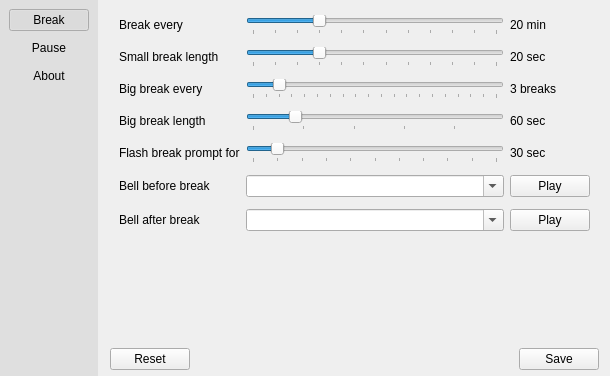
Old version of the form src/pref-window.ui in the repository AllanChain/sane-break.
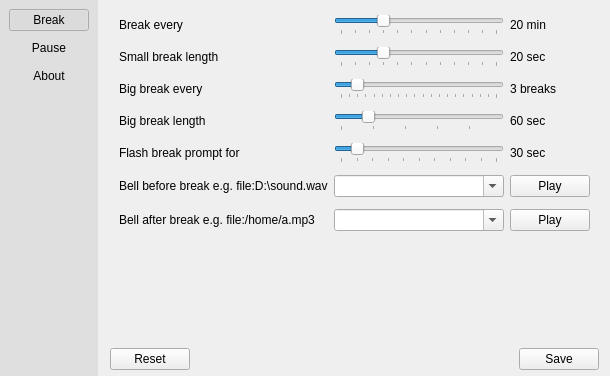
New version of the form. Icons and pictures are not drawn. Custom widgets are drawn as their Qt base class.

Commit message: example file URI for sound files

Patch:
```diff
--- a/src/pref-window.ui
+++ b/src/pref-window.ui
@@ -290,7 +290,7 @@
          <item row="6" column="0">
           <widget class="QLabel" name="label_14">
            <property name="text">
-            <string>Bell after break</string>
+            <string>Bell after break&lt;br/&gt;e.g. &lt;span style=&quot; font-style:italic;&quot;&gt;file:/home/a.mp3&lt;/span&gt;</string>
            </property>
           </widget>
          </item>
@@ -349,7 +349,7 @@
          <item row="5" column="0">
           <widget class="QLabel" name="label_13">
            <property name="text">
-            <string>Bell before break</string>
+            <string>Bell before break&lt;br&gt;e.g. &lt;span style=&quot; font-style:italic;&quot;&gt;file:D:\sound.wav&lt;/span&gt;</string>
            </property>
           </widget>
          </item>
```
Left out of the diff: 6 changed lines with no effect on the pictures.
